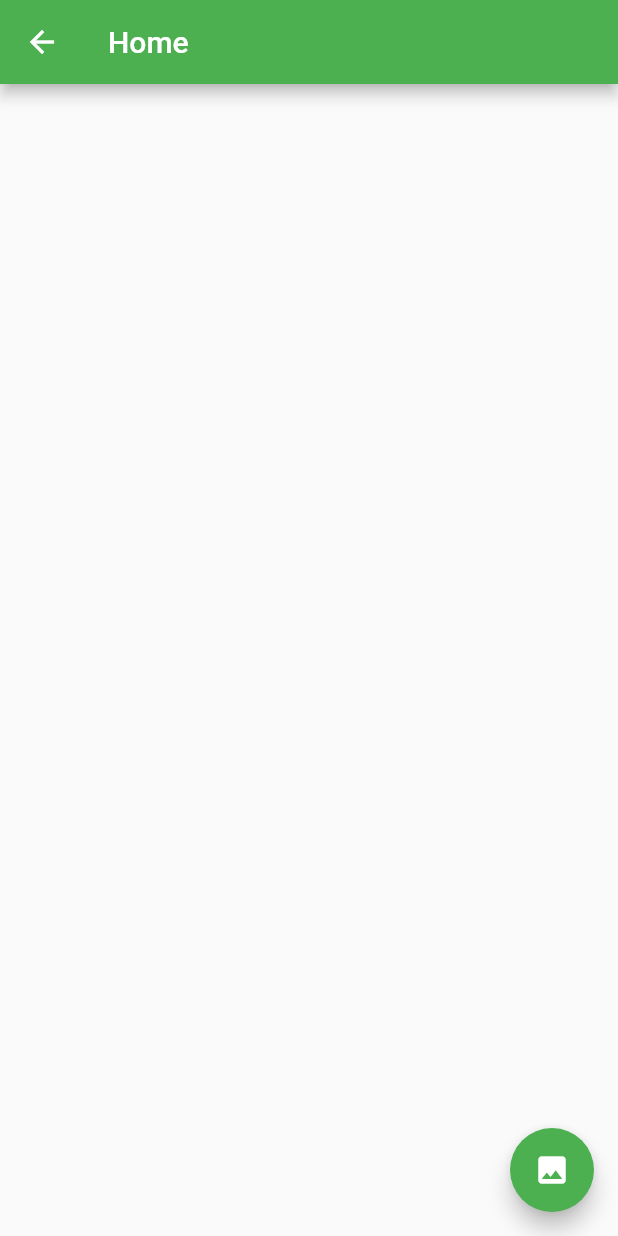
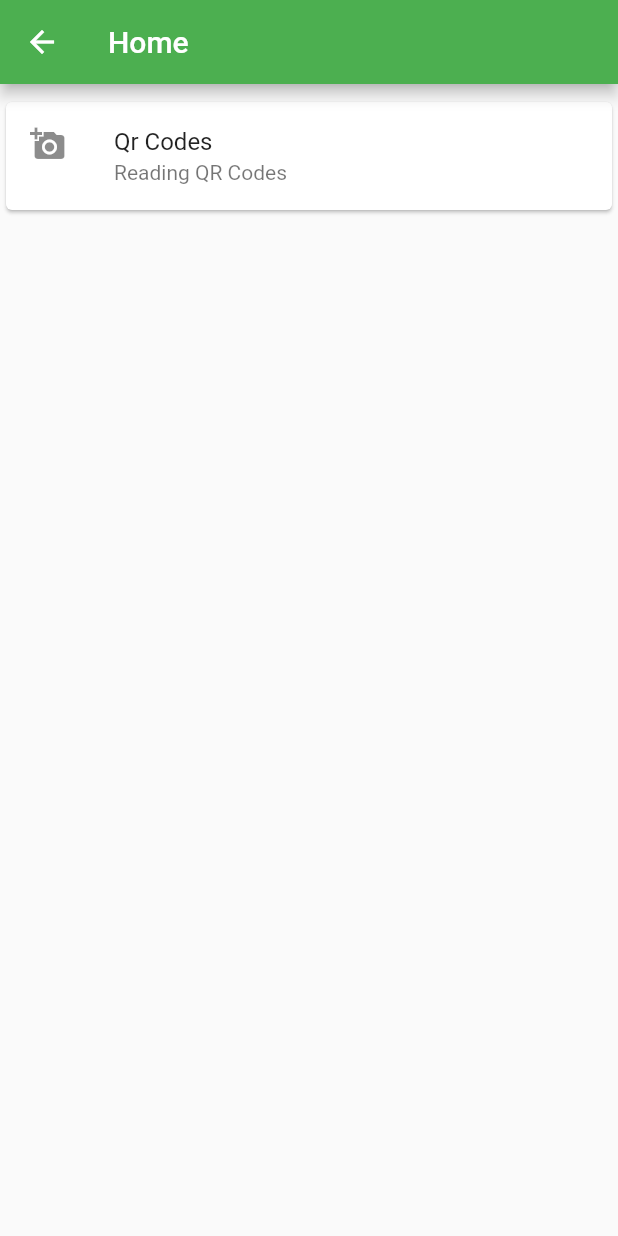
Before and after one commit to tomaszpolanski/FlutterSandbox, a Flutter app: the HomePage screen opened directly, on a phone screen of 412 x 824 dp. Run offline on Flutter 3.47's test engine with Material 2 defaults, Android fonts, the phone set to English and light mode, and no system bars; our stand-ins replace fluro, rxdart; missing offline and left inert: qrcode_reader; statements that could not run were skipped.

Commit message:
Improving example list

```diff
--- a/lib/pages/HomePage.dart
+++ b/lib/pages/HomePage.dart
@@ -3,19 +3,49 @@ import 'package:flutter/material.dart';
 import 'package:flutter_view/routing/Routes.dart';
 
 class HomePage extends StatelessWidget {
+
+  final List<ExamplePage> _pages = [
+    new ExamplePage("Qr Codes", Routes.kQrCodesPage,
+        description: "Reading QR Codes"),
+  ];
+
+  Widget _buildListTile(BuildContext context, ExamplePage page) {
+    return new MergeSemantics(
+      child: new Card(
+        child: new ListTile(
+          title: new Text(page.title),
+          subtitle: new Text(page.description),
+          leading: new Icon(Icons.add_a_photo),
+          onTap: () {
+            Routes.router.navigateTo(context, Routes.kQrCodesPage,
+                transition: TransitionType.native);
+          },
+        ),
+      ),
+    );
+  }
+
   @override
   Widget build(BuildContext context) {
     return new Scaffold(
       appBar: new AppBar(
         title: const Text('Home'),
       ),
-      floatingActionButton: new FloatingActionButton(
-          onPressed: () {
-            Routes.router.navigateTo(context, Routes.kQrCodesPage,
-                transition: TransitionType.native);
-          },
-        child: new Icon(Icons.photo),
+
+      body: new Scrollbar(
+        child: new ListView(
+          padding: new EdgeInsets.symmetric(vertical: 8.0),
+          children: _pages.map((page) => _buildListTile(context, page)).toList(),
+        ),
       ),
     );
   }
 }
+
+class ExamplePage {
+  ExamplePage(this.title, this.route, {this.description});
+
+  final String title;
+  final String route;
+  final String description;
+}
```
